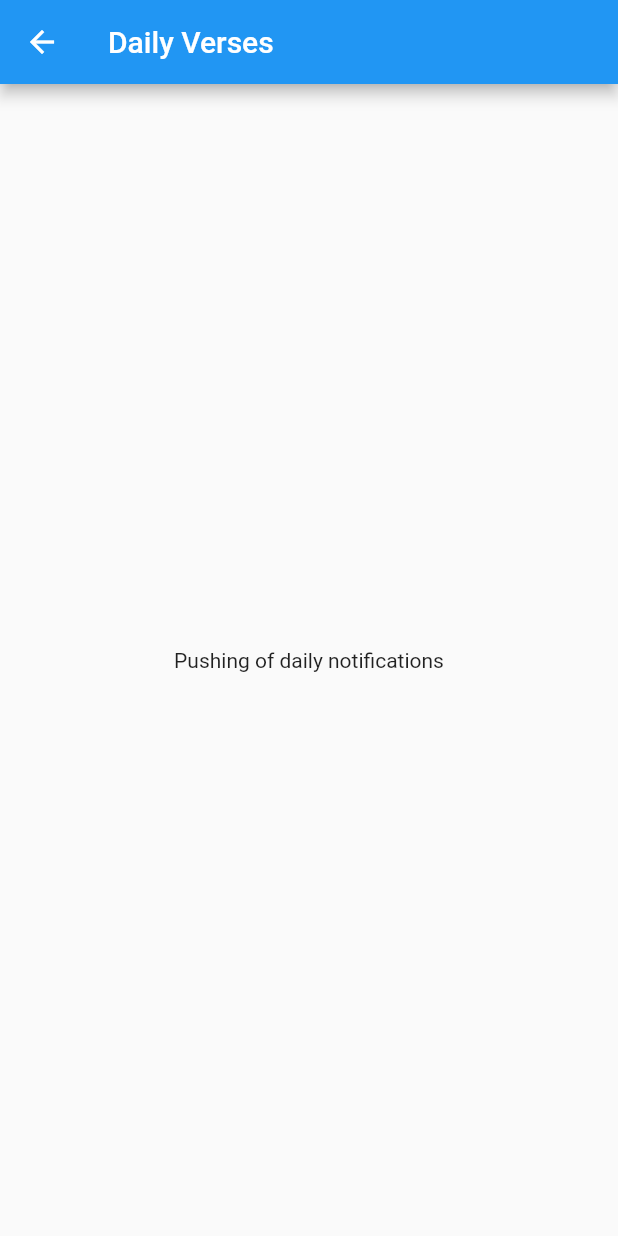
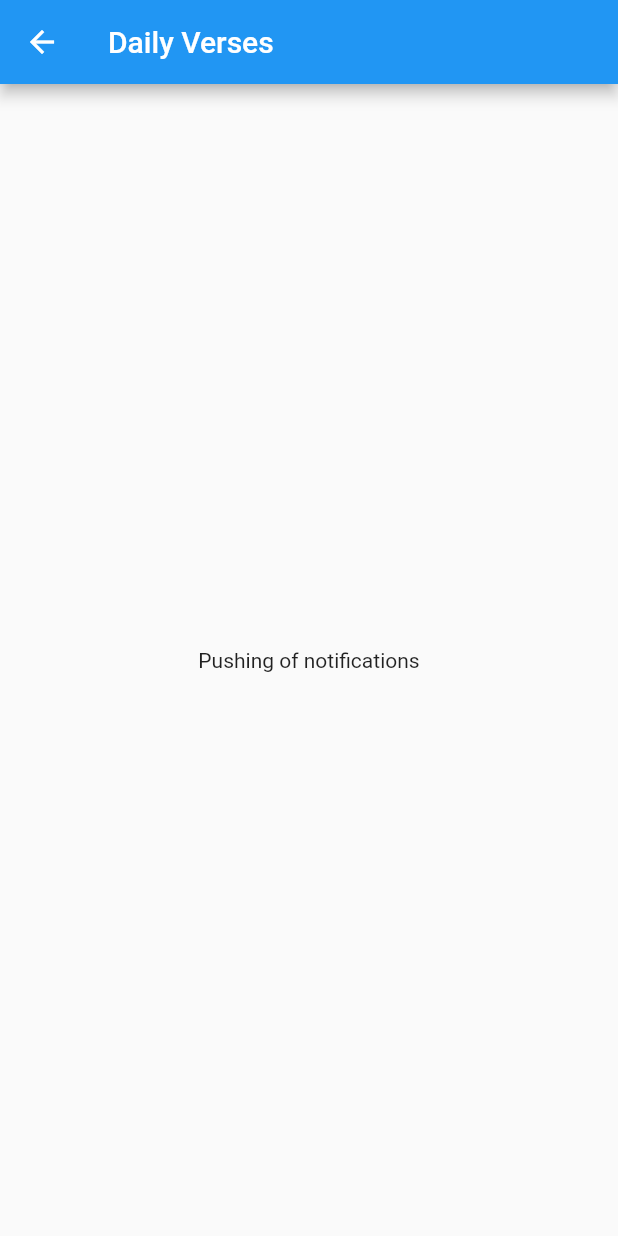
Before and after one commit to Dihfahsih1/church-app, a Flutter app: the screen it shows after launch, after a tap on "Daily Verses", on a phone screen of 412 x 824 dp. Run offline on Flutter 3.47's test engine with Material 2 defaults, Android fonts, the phone set to English and light mode, and no system bars.

Commit message:
load homepage image

```diff
--- a/lib/main.dart
+++ b/lib/main.dart
@@ -8,7 +8,7 @@ class MyApp extends StatelessWidget {
   @override
   Widget build(BuildContext context) {
     return MaterialApp(
-      title: 'Church App',
+      title: 'Church Applications',
       theme: ThemeData(
         primarySwatch: Colors.blue,
       ),
@@ -24,8 +24,16 @@ class HomePage extends StatelessWidget {
       appBar: AppBar(
         title: Text('Church App'),
       ),
-      body: Center(
-        child: Column(
+      body: Stack(
+        alignment: Alignment.center,
+        children: <Widget>[
+          Image(
+            image: AssetImage('assets/home.jpg'),
+            fit: BoxFit.cover,
+            width: double.infinity,
+            height: double.infinity,
+          ),
+          Column(
             mainAxisAlignment: MainAxisAlignment.center,
             children: <Widget>[
               ElevatedButton(
@@ -60,6 +68,7 @@ class HomePage extends StatelessWidget {
               ),
             ],
           ),
+        ],
       ),
     );
   }
@@ -89,7 +98,7 @@ class DailyVersesPage extends StatelessWidget {
         title: Text('Daily Verses'),
       ),
       body: Center(
-        child: Text('Pushing of daily notifications'),
+        child: Text('Pushing of notifications'),
       ),
     );
   }
--- a/pubspec.yaml
+++ b/pubspec.yaml
@@ -59,9 +59,8 @@ flutter:
   uses-material-design: true
 
   # To add assets to your application, add an assets section, like this:
-  # assets:
-  #   - images/a_dot_burr.jpeg
-  #   - images/a_dot_ham.jpeg
+  assets:
+     - assets/home.jpg
 
   # An image asset can refer to one or more resolution-specific "variants", see
   # https://flutter.dev/assets-and-images/#resolution-aware
```
Also changed, not shown: assets/home.jpg (added). Lines whose indentation alone changed are shown as unchanged.
